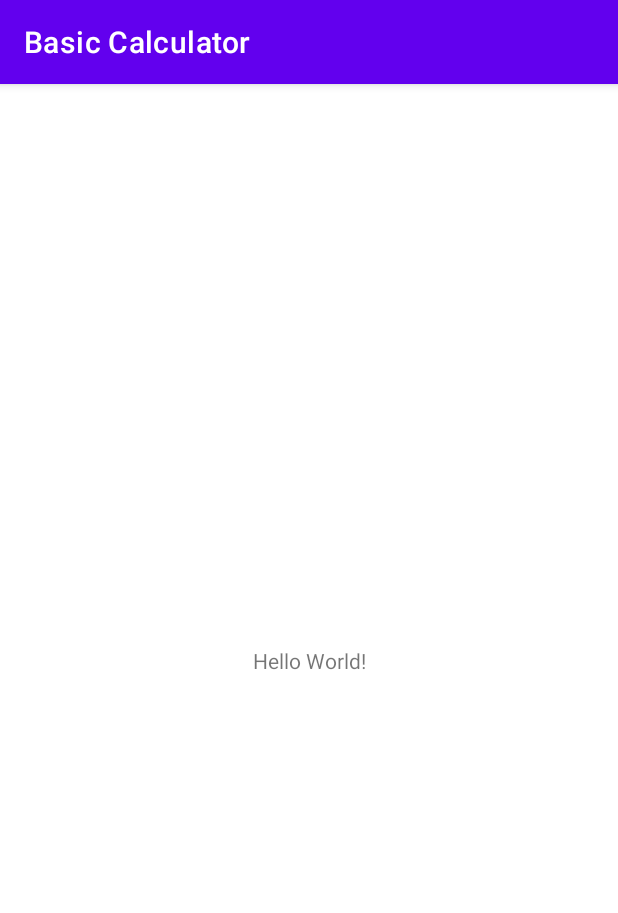
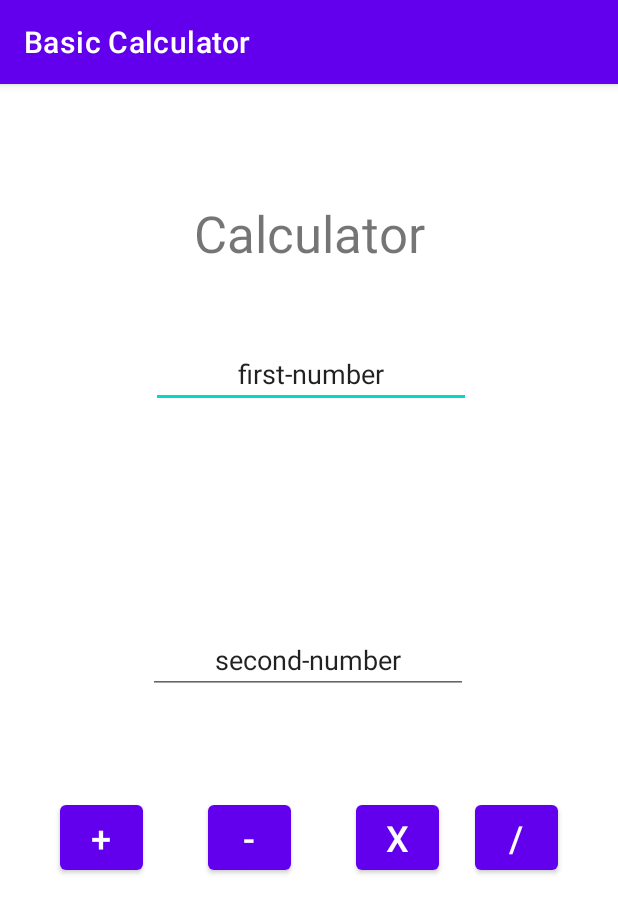
Before and after one commit to huillet/Basic-Calculator-407, an Android app: the screen it shows after launch (MainActivity), on a phone screen of 412 x 824 dp. Shown: the top 913 px of the screen. Run offline under Robolectric (Android 15) with nearby library versions, the phone set to English and light mode, and no system bars.

Commit message:
added operation functionality and back button

```diff
--- a/app/src/main/AndroidManifest.xml
+++ b/app/src/main/AndroidManifest.xml
@@ -10,6 +10,9 @@
         android:supportsRtl="true"
         android:theme="@style/Theme.BasicCalculator">
         <activity
+            android:name=".DisplayCalculation"
+            android:exported="true" />
+        <activity
             android:name=".MainActivity"
             android:exported="true">
             <intent-filter>
--- a/app/src/main/res/layout/activity_main.xml
+++ b/app/src/main/res/layout/activity_main.xml
@@ -6,13 +6,94 @@
     android:layout_height="match_parent"
     tools:context=".MainActivity">
 
+    <Button
+        android:id="@+id/divide_button"
+        android:layout_width="55dp"
+        android:layout_height="55dp"
+        android:layout_marginTop="68dp"
+        android:layout_marginEnd="40dp"
+        android:onClick="onClickDivide"
+        android:text="/"
+        android:textSize="24sp"
+        app:layout_constraintEnd_toEndOf="parent"
+        app:layout_constraintTop_toBottomOf="@+id/second_number_field" />
+
+    <Button
+        android:id="@+id/subtract_button"
+        android:layout_width="55dp"
+        android:layout_height="55dp"
+        android:layout_marginTop="68dp"
+        android:onClick="onClickSubtract"
+        android:text="-"
+        android:textSize="24sp"
+        app:layout_constraintEnd_toStartOf="@+id/mult_button"
+        app:layout_constraintStart_toEndOf="@+id/add_button"
+        app:layout_constraintTop_toBottomOf="@+id/second_number_field" />
+
+    <Button
+        android:id="@+id/mult_button"
+        android:layout_width="55dp"
+        android:layout_height="55dp"
+        android:layout_marginTop="68dp"
+        android:layout_marginEnd="24dp"
+        android:onClick="onClickMult"
+        android:text="X"
+        android:textSize="24sp"
+        app:layout_constraintEnd_toStartOf="@+id/divide_button"
+        app:layout_constraintTop_toBottomOf="@+id/second_number_field" />
+
     <TextView
-        android:layout_width="wrap_content"
-        android:layout_height="wrap_content"
-        android:text="Hello World!"
+        android:id="@+id/title_text"
+        android:layout_width="179dp"
+        android:layout_height="44dp"
+        android:text="Calculator"
+        android:textAlignment="center"
+        android:textSize="34sp"
         app:layout_constraintBottom_toBottomOf="parent"
         app:layout_constraintLeft_toLeftOf="parent"
         app:layout_constraintRight_toRightOf="parent"
-        app:layout_constraintTop_toTopOf="parent" />
+        app:layout_constraintTop_toTopOf="parent"
+        app:layout_constraintVertical_bias="0.106" />
+
+    <EditText
+        android:id="@+id/first_number_field"
+        android:layout_width="wrap_content"
+        android:layout_height="wrap_content"
+        android:layout_marginTop="50dp"
+        android:ems="10"
+        android:inputType="textPersonName"
+        android:text="first-number"
+        android:textAlignment="center"
+        app:layout_constraintEnd_toEndOf="parent"
+        app:layout_constraintHorizontal_bias="0.507"
+        app:layout_constraintStart_toStartOf="parent"
+        app:layout_constraintTop_toBottomOf="@+id/title_text" />
+
+    <EditText
+        android:id="@+id/second_number_field"
+        android:layout_width="wrap_content"
+        android:layout_height="wrap_content"
+        android:layout_marginBottom="216dp"
+        android:ems="10"
+        android:inputType="textPersonName"
+        android:text="second-number"
+        android:textAlignment="center"
+        app:layout_constraintBottom_toBottomOf="parent"
+        app:layout_constraintEnd_toEndOf="parent"
+        app:layout_constraintHorizontal_bias="0.497"
+        app:layout_constraintStart_toStartOf="parent"
+        app:layout_constraintTop_toBottomOf="@+id/first_number_field" />
+
+    <Button
+        android:id="@+id/add_button"
+        android:layout_width="55dp"
+        android:layout_height="55dp"
+        android:layout_marginStart="40dp"
+        android:layout_marginTop="68dp"
+        android:onClick="onClickAdd"
+        android:text="+"
+        android:textSize="24sp"
+        app:layout_constraintStart_toStartOf="parent"
+        app:layout_constraintTop_toBottomOf="@+id/second_number_field" />
 
 </androidx.constraintlayout.widget.ConstraintLayout>
```
Also changed, not shown: app/src/main/java/com/example/basiccalculator/DisplayCalculation.java (added, +28 -0 lines), app/src/main/java/com/example/basiccalculator/MainActivity.java (+88 -0 lines), app/src/main/res/layout/activity_display_calculation.xml (added, +32 -0 lines).
